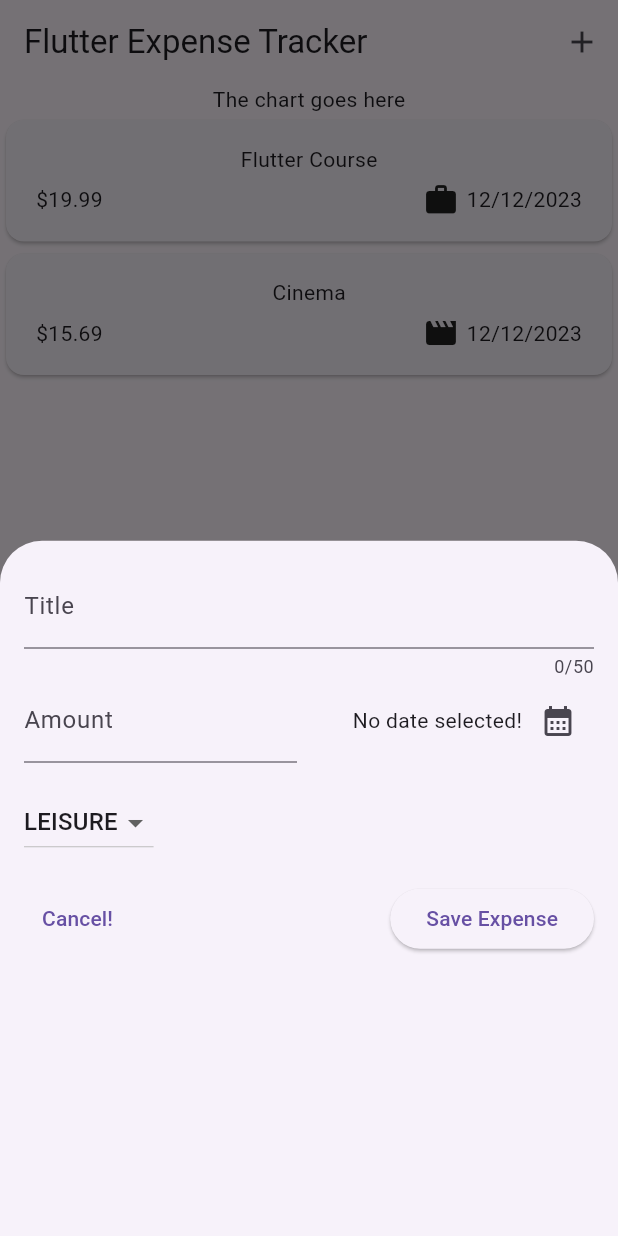
After one commit to vinhgiang/expense_tracker, a Flutter app: the screen it shows after launch, after a tap on the "add" icon, on a phone screen of 412 x 824 dp. The commit adds this screen. Run offline on Flutter 3.47's test engine with Material 2 defaults, Android fonts, the phone set to English and light mode, and no system bars.

Commit message:
add create expense form

```diff
--- a/lib/main.dart
+++ b/lib/main.dart
@@ -3,8 +3,9 @@ import 'package:flutter/material.dart';
 
 void main() {
   runApp(
-    const MaterialApp(
-      home: Expenses(),
+    MaterialApp(
+      theme: ThemeData(useMaterial3: true),
+      home: const Expenses(),
     ),
   );
 }
--- a/lib/widgets/expenses.dart
+++ b/lib/widgets/expenses.dart
@@ -1,5 +1,6 @@
 import 'package:expense_tracker/widgets/expenses_list/expenses_list.dart';
 import 'package:expense_tracker/models/expense.dart';
+import 'package:expense_tracker/widgets/new_expense.dart';
 import 'package:flutter/material.dart';
 
 class Expenses extends StatefulWidget {
@@ -27,14 +28,26 @@ class _ExpensesState extends State<Expenses> {
     )
   ];
 
+  void _openAddExpenseOverlay() {
+    showModalBottomSheet(
+        context: context, builder: (ctx) => const NewExpense());
+  }
+
   @override
   Widget build(BuildContext context) {
     return Scaffold(
+      appBar: AppBar(
+        title: const Text('Flutter Expense Tracker'),
+        centerTitle: false,
+        actions: [
+          IconButton(
+            onPressed: _openAddExpenseOverlay,
+            icon: const Icon(Icons.add),
+          ),
+        ],
+      ),
       body: Column(
         children: [
-          SizedBox.fromSize(
-            size: const Size.fromHeight(50),
-          ), // the iphone X's notch
           const Text('The chart goes here'),
           Expanded(
             child: ExpensesList(expenses: _registeredExpenses),
--- /dev/null
+++ b/lib/widgets/new_expense.dart
@@ -0,0 +1,140 @@
+import 'package:expense_tracker/models/expense.dart';
+import 'package:flutter/material.dart';
+import 'package:intl/intl.dart';
+
+class NewExpense extends StatefulWidget {
+  const NewExpense({super.key});
+
+  @override
+  State<NewExpense> createState() {
+    return _NewExpenseState();
+  }
+}
+
+class _NewExpenseState extends State<NewExpense> {
+  final _titleController = TextEditingController();
+  final _amountController = TextEditingController();
+  DateTime? _selectedDate;
+  Category _selectedCategory = Category.leisure;
+
+  @override
+  void dispose() {
+    _titleController.dispose();
+    _amountController.dispose();
+    super.dispose();
+  }
+
+  void _displayDatePicker() async {
+    final now = DateTime.now();
+    final firstDate = DateTime(now.year - 1, now.month, now.day);
+
+    final pickedDate = await showDatePicker(
+      context: context,
+      initialDate: now,
+      firstDate: firstDate,
+      lastDate: now,
+    );
+
+    setState(() {
+      _selectedDate = pickedDate;
+    });
+  }
+
+  @override
+  Widget build(BuildContext context) {
+    return Padding(
+      padding: const EdgeInsets.all(16),
+      child: Column(
+        children: [
+          TextField(
+            maxLength: 50,
+            decoration: const InputDecoration(
+              label: Text('Title'),
+            ),
+            controller: _titleController,
+          ),
+          Row(
+            children: [
+              Expanded(
+                child: TextField(
+                  keyboardType: TextInputType.number,
+                  decoration: const InputDecoration(
+                    prefixText: '\$ ',
+                    label: Text('Amount'),
+                  ),
+                  controller: _amountController,
+                ),
+              ),
+              const SizedBox(
+                width: 16,
+              ),
+              Expanded(
+                child: Row(
+                  mainAxisAlignment: MainAxisAlignment.end,
+                  children: [
+                    Text(_selectedDate == null
+                        ? 'No date selected!'
+                        : DateFormat.yMd().format(_selectedDate!)),
+                    IconButton(
+                      onPressed: _displayDatePicker,
+                      icon: const Icon(Icons.calendar_month),
+                    ),
+                  ],
+                ),
+              )
+            ],
+          ),
+          const SizedBox(
+            height: 16,
+          ),
+          Row(
+            children: [
+              DropdownButton(
+                value: _selectedCategory,
+                items: Category.values
+                    .map(
+                      (category) => DropdownMenuItem(
+                        value: category,
+                        child: Text(
+                          category.name.toUpperCase(),
+                        ),
+                      ),
+                    )
+                    .toList(),
+                onChanged: (value) {
+                  if (value == null) {
+                    return;
+                  }
+                  setState(() {
+                    _selectedCategory = value;
+                  });
+                },
+              )
+            ],
+          ),
+          const SizedBox(
+            height: 16,
+          ),
+          Row(
+            children: [
+              TextButton(
+                onPressed: () => {
+                  Navigator.pop(context),
+                },
+                child: const Text('Cancel!'),
+              ),
+              const Spacer(),
+              ElevatedButton(
+                onPressed: () => {
+                  print(_titleController.text),
+                  print(_amountController.text),
+                },
+                child: const Text('Save Expense'),
+              ),
+            ],
+          )
+        ],
+      ),
+    );
+  }
+}
```
